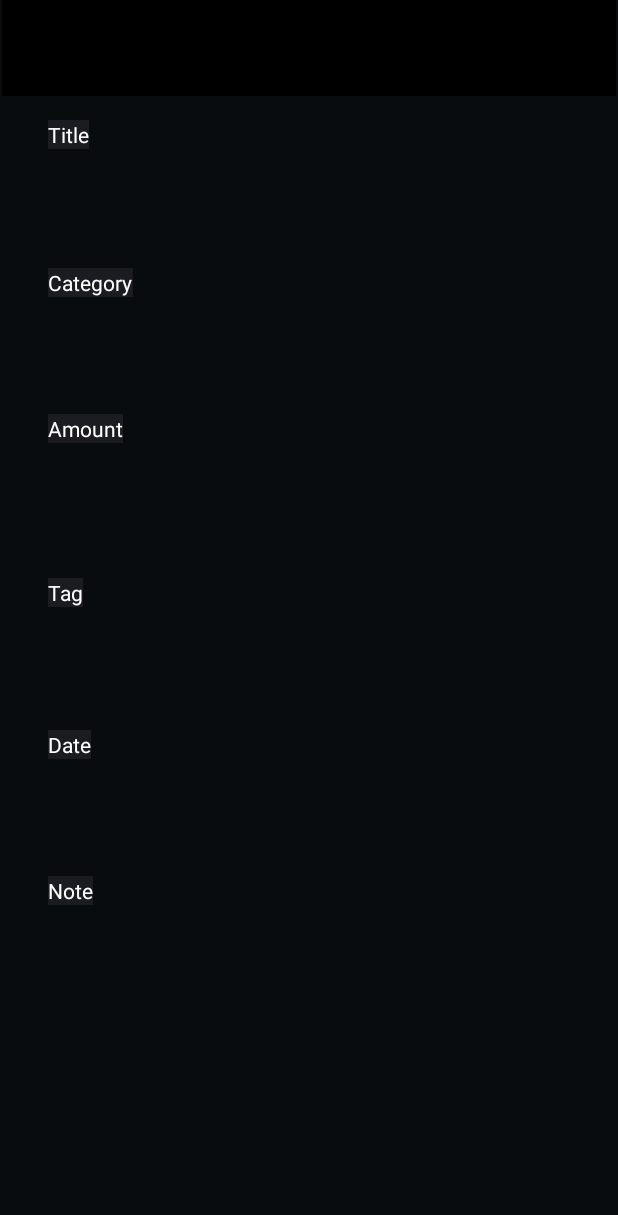
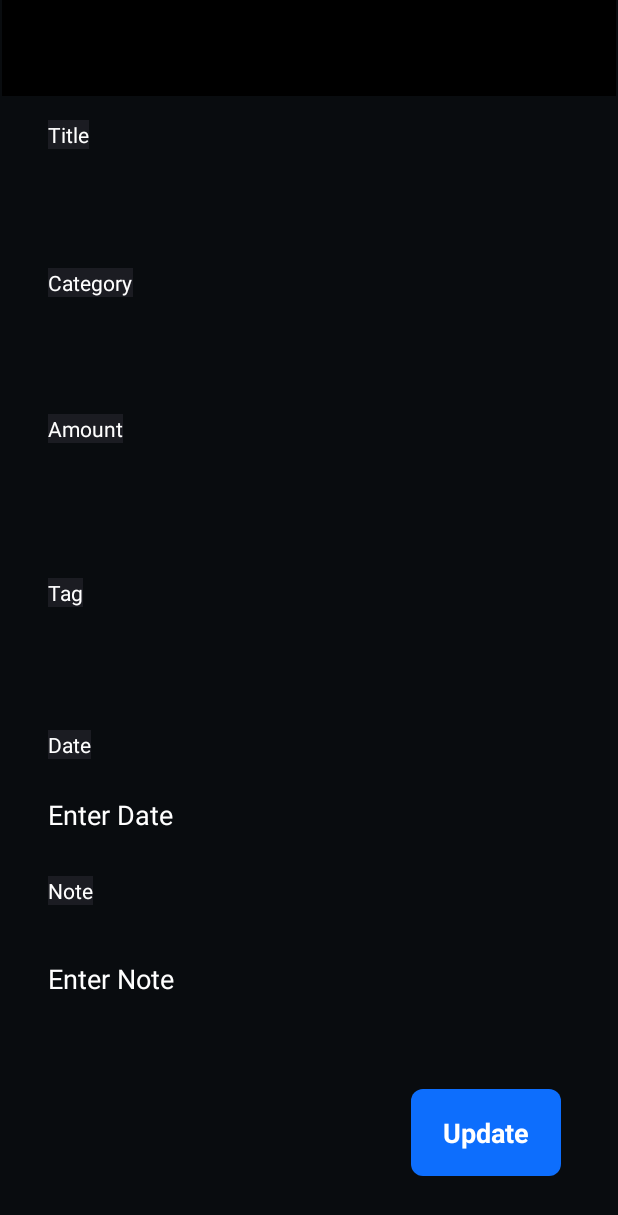
Before and after one commit to Bharath-1410/ExpenesesTrackerApp, an Android app: the ExpensesDetails screen opened directly, with no data from a screen before it, on a phone screen of 412 x 824 dp. Shown: the top 1215 px of the screen. Run offline under Robolectric (Android 15) with nearby library versions, the light colour scheme and no system bars.

Commit message:
Fixed Date Feature Bug

```diff
--- a/app/src/main/java/com/example/expensetracker/AddCustomExpenses.java
+++ b/app/src/main/java/com/example/expensetracker/AddCustomExpenses.java
@@ -113,7 +113,6 @@ public class AddCustomExpenses extends Activity {
                 }
                 newCustomName.setText("");
                 newAmount.setText("");
-                newDate.setText("");
                 newNote.setText("");
             }
         });
--- a/app/src/main/java/com/example/expensetracker/DBHelper.java
+++ b/app/src/main/java/com/example/expensetracker/DBHelper.java
@@ -154,4 +154,5 @@ public class DBHelper extends SQLiteOpenHelper {
         }
         return totalExpense;
     }
+
 }
--- a/app/src/main/res/layout/expenses_detail_layout.xml
+++ b/app/src/main/res/layout/expenses_detail_layout.xml
@@ -141,6 +141,7 @@
         android:background="@null"
         android:ems="10"
         android:gravity="center_vertical"
+        android:hint="Enter Date"
         android:inputType="text"
         android:text="Feb 5 , 2024 "
         android:textColor="@android:color/white"
@@ -161,6 +162,7 @@
         android:background="@null"
         android:ems="10"
         android:gravity="center_vertical"
+        android:hint="Enter Note"
         android:inputType="text"
         android:text="Cashback Earned in the JustTicketsApp"
         android:textColor="@android:color/white"
@@ -217,4 +219,28 @@
         app:layout_constraintStart_toStartOf="parent"
         app:layout_constraintTop_toTopOf="parent" />
 
+    <FrameLayout
+        android:layout_width="100dp"
+        android:layout_height="58dp"
+        android:layout_marginBottom="40dp"
+        android:background="@drawable/round_borders"
+        android:backgroundTint="@color/blue"
+        app:layout_constraintBottom_toBottomOf="parent"
+        app:layout_constraintEnd_toEndOf="parent"
+        app:layout_constraintHorizontal_bias="0.878"
+        app:layout_constraintStart_toStartOf="parent">
+
+        <TextView
+            android:id="@+id/textView4"
+            android:layout_width="match_parent"
+            android:layout_height="match_parent"
+            android:gravity="center"
+            android:text="Update"
+            android:textColor="@color/white"
+            android:textColorHighlight="@color/white"
+            android:textColorHint="@color/white"
+            android:textSize="18dp"
+            android:textStyle="bold" />
+    </FrameLayout>
+
 </androidx.constraintlayout.widget.ConstraintLayout>
```
